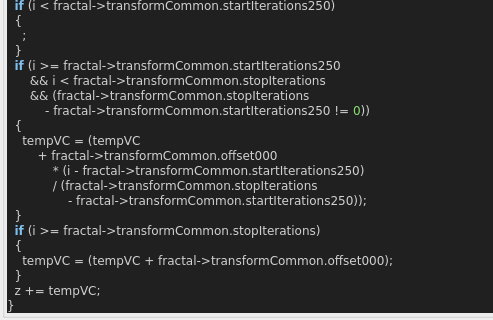
This is mandelbulber2/qt_data/fractal_transf_addition_constant_varyV1.ui in buddhi1980/mandelbulber2 as Qt 5 draws it before an edit; both pictures show x 0 to 493 and y 334 to 654 of the 701 by 654 pixel window. The edited form follows.
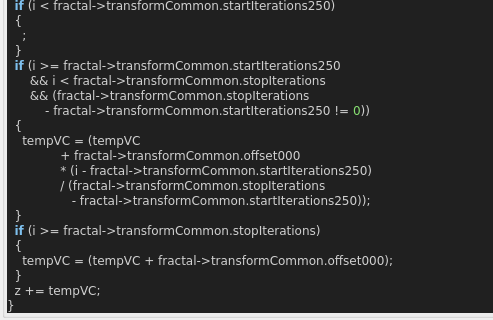
This is the edited form. Custom widgets are drawn as their Qt base class.

Commit message:
stripped code highlight output to body tag
 the surrounding part (HTML Tag and comment) contained version specific parts.
 Now only the body tag will be written to the ui file,
 so the complete output of populateUiInformation.php should be reproducable.

 Also readded broken symlinks in deploy/share/mandelbulber2

```diff
--- a/mandelbulber2/qt_data/fractal_transf_addition_constant_varyV1.ui
+++ b/mandelbulber2/qt_data/fractal_transf_addition_constant_varyV1.ui
@@ -516,14 +516,8 @@
          <string>&lt;p&gt;Adds c constant to z vector. C addition constant varies based on iteration parameters.&lt;/p&gt;&lt;table&gt;
 &lt;/table&gt;
 &lt;h3&gt;Code&lt;/h3&gt;
-&lt;!DOCTYPE HTML PUBLIC &quot;-//W3C//DTD HTML 4.0 Transitional//EN&quot;&gt;
-&lt;html&gt;
-&lt;head&gt;
-&lt;meta http-equiv=&quot;content-type&quot; content=&quot;text/html; charset=ISO-8859-1&quot;&gt;
-&lt;title&gt;Source file&lt;/title&gt;
-&lt;/head&gt;
 &lt;body style=&quot;background-color:#202020&quot;&gt;
-&lt;pre style=&quot;color:#d0d0d0; background-color:#202020;  font-family:'Courier New';&quot;&gt;&lt;span style=&quot;color:#f09479; font-weight:bold&quot;&gt;void&lt;/span&gt; &lt;span style=&quot;color:#e47eed&quot;&gt;TransformAdditionConstantVaryV1Iteration&lt;/span&gt;&lt;span style=&quot;color:#d0d0d0&quot;&gt;(&lt;/span&gt;CVector3 &lt;span style=&quot;color:#d0d0d0&quot;&gt;&amp;amp;&lt;/span&gt;z&lt;span style=&quot;color:#d0d0d0&quot;&gt;,&lt;/span&gt; &lt;span style=&quot;color:#f09479; font-weight:bold&quot;&gt;int&lt;/span&gt; i&lt;span style=&quot;color:#d0d0d0&quot;&gt;,&lt;/span&gt; &lt;span style=&quot;color:#f09479; font-weight:bold&quot;&gt;const&lt;/span&gt; cFractal &lt;span style=&quot;color:#d0d0d0&quot;&gt;*&lt;/span&gt;fractal&lt;span style=&quot;color:#d0d0d0&quot;&gt;)&lt;/span&gt;
+&lt;pre style=&quot;color:#d0d0d0; background-color:#202020;  font-family:'Courier New',monospace;&quot;&gt;&lt;span style=&quot;color:#f09479; font-weight:bold&quot;&gt;void&lt;/span&gt; &lt;span style=&quot;color:#e47eed&quot;&gt;TransformAdditionConstantVaryV1Iteration&lt;/span&gt;&lt;span style=&quot;color:#d0d0d0&quot;&gt;(&lt;/span&gt;CVector3 &lt;span style=&quot;color:#d0d0d0&quot;&gt;&amp;amp;&lt;/span&gt;z&lt;span style=&quot;color:#d0d0d0&quot;&gt;,&lt;/span&gt; &lt;span style=&quot;color:#f09479; font-weight:bold&quot;&gt;int&lt;/span&gt; i&lt;span style=&quot;color:#d0d0d0&quot;&gt;,&lt;/span&gt; &lt;span style=&quot;color:#f09479; font-weight:bold&quot;&gt;const&lt;/span&gt; cFractal &lt;span style=&quot;color:#d0d0d0&quot;&gt;*&lt;/span&gt;fractal&lt;span style=&quot;color:#d0d0d0&quot;&gt;)&lt;/span&gt;
 &lt;span style=&quot;color:#d0d0d0&quot;&gt;{&lt;/span&gt;
   CVector3 tempVC &lt;span style=&quot;color:#d0d0d0&quot;&gt;=&lt;/span&gt; fractal&lt;span style=&quot;color:#d0d0d0&quot;&gt;-&amp;gt;&lt;/span&gt;transformCommon&lt;span style=&quot;color:#d0d0d0&quot;&gt;.&lt;/span&gt;additionConstant000&lt;span style=&quot;color:#d0d0d0&quot;&gt;;&lt;/span&gt;   &lt;span style=&quot;color:#d0d0a0&quot;&gt;// constant to be varied&lt;/span&gt;
   &lt;span style=&quot;color:#7ec0ee; font-weight:bold&quot;&gt;if&lt;/span&gt; &lt;span style=&quot;color:#d0d0d0&quot;&gt;(&lt;/span&gt;i &lt;span style=&quot;color:#d0d0d0&quot;&gt;&amp;lt;&lt;/span&gt; fractal&lt;span style=&quot;color:#d0d0d0&quot;&gt;-&amp;gt;&lt;/span&gt;transformCommon&lt;span style=&quot;color:#d0d0d0&quot;&gt;.&lt;/span&gt;startIterations250&lt;span style=&quot;color:#d0d0d0&quot;&gt;)&lt;/span&gt;
@@ -536,10 +530,10 @@
           &lt;span style=&quot;color:#d0d0d0&quot;&gt;-&lt;/span&gt; fractal&lt;span style=&quot;color:#d0d0d0&quot;&gt;-&amp;gt;&lt;/span&gt;transformCommon&lt;span style=&quot;color:#d0d0d0&quot;&gt;.&lt;/span&gt;startIterations250 &lt;span style=&quot;color:#d0d0d0&quot;&gt;!=&lt;/span&gt; &lt;span style=&quot;color:#87df71&quot;&gt;0&lt;/span&gt;&lt;span style=&quot;color:#d0d0d0&quot;&gt;))&lt;/span&gt;
   &lt;span style=&quot;color:#d0d0d0&quot;&gt;{&lt;/span&gt;
     tempVC &lt;span style=&quot;color:#d0d0d0&quot;&gt;= (&lt;/span&gt;tempVC
-        &lt;span style=&quot;color:#d0d0d0&quot;&gt;+&lt;/span&gt; fractal&lt;span style=&quot;color:#d0d0d0&quot;&gt;-&amp;gt;&lt;/span&gt;transformCommon&lt;span style=&quot;color:#d0d0d0&quot;&gt;.&lt;/span&gt;offset000
-            &lt;span style=&quot;color:#d0d0d0&quot;&gt;* (&lt;/span&gt;i &lt;span style=&quot;color:#d0d0d0&quot;&gt;-&lt;/span&gt; fractal&lt;span style=&quot;color:#d0d0d0&quot;&gt;-&amp;gt;&lt;/span&gt;transformCommon&lt;span style=&quot;color:#d0d0d0&quot;&gt;.&lt;/span&gt;startIterations250&lt;span style=&quot;color:#d0d0d0&quot;&gt;)&lt;/span&gt;
-            &lt;span style=&quot;color:#d0d0d0&quot;&gt;/ (&lt;/span&gt;fractal&lt;span style=&quot;color:#d0d0d0&quot;&gt;-&amp;gt;&lt;/span&gt;transformCommon&lt;span style=&quot;color:#d0d0d0&quot;&gt;.&lt;/span&gt;stopIterations
-                &lt;span style=&quot;color:#d0d0d0&quot;&gt;-&lt;/span&gt; fractal&lt;span style=&quot;color:#d0d0d0&quot;&gt;-&amp;gt;&lt;/span&gt;transformCommon&lt;span style=&quot;color:#d0d0d0&quot;&gt;.&lt;/span&gt;startIterations250&lt;span style=&quot;color:#d0d0d0&quot;&gt;));&lt;/span&gt;
+              &lt;span style=&quot;color:#d0d0d0&quot;&gt;+&lt;/span&gt; fractal&lt;span style=&quot;color:#d0d0d0&quot;&gt;-&amp;gt;&lt;/span&gt;transformCommon&lt;span style=&quot;color:#d0d0d0&quot;&gt;.&lt;/span&gt;offset000
+              &lt;span style=&quot;color:#d0d0d0&quot;&gt;* (&lt;/span&gt;i &lt;span style=&quot;color:#d0d0d0&quot;&gt;-&lt;/span&gt; fractal&lt;span style=&quot;color:#d0d0d0&quot;&gt;-&amp;gt;&lt;/span&gt;transformCommon&lt;span style=&quot;color:#d0d0d0&quot;&gt;.&lt;/span&gt;startIterations250&lt;span style=&quot;color:#d0d0d0&quot;&gt;)&lt;/span&gt;
+              &lt;span style=&quot;color:#d0d0d0&quot;&gt;/ (&lt;/span&gt;fractal&lt;span style=&quot;color:#d0d0d0&quot;&gt;-&amp;gt;&lt;/span&gt;transformCommon&lt;span style=&quot;color:#d0d0d0&quot;&gt;.&lt;/span&gt;stopIterations
+                 &lt;span style=&quot;color:#d0d0d0&quot;&gt;-&lt;/span&gt; fractal&lt;span style=&quot;color:#d0d0d0&quot;&gt;-&amp;gt;&lt;/span&gt;transformCommon&lt;span style=&quot;color:#d0d0d0&quot;&gt;.&lt;/span&gt;startIterations250&lt;span style=&quot;color:#d0d0d0&quot;&gt;));&lt;/span&gt;
   &lt;span style=&quot;color:#d0d0d0&quot;&gt;}&lt;/span&gt;
   &lt;span style=&quot;color:#7ec0ee; font-weight:bold&quot;&gt;if&lt;/span&gt; &lt;span style=&quot;color:#d0d0d0&quot;&gt;(&lt;/span&gt;i &lt;span style=&quot;color:#d0d0d0&quot;&gt;&amp;gt;=&lt;/span&gt; fractal&lt;span style=&quot;color:#d0d0d0&quot;&gt;-&amp;gt;&lt;/span&gt;transformCommon&lt;span style=&quot;color:#d0d0d0&quot;&gt;.&lt;/span&gt;stopIterations&lt;span style=&quot;color:#d0d0d0&quot;&gt;)&lt;/span&gt;
   &lt;span style=&quot;color:#d0d0d0&quot;&gt;{&lt;/span&gt;
@@ -548,10 +542,7 @@
   z &lt;span style=&quot;color:#d0d0d0&quot;&gt;+=&lt;/span&gt; tempVC&lt;span style=&quot;color:#d0d0d0&quot;&gt;;&lt;/span&gt;
 &lt;span style=&quot;color:#d0d0d0&quot;&gt;}&lt;/span&gt;
 &lt;/pre&gt;
-&lt;/body&gt;
-&lt;/html&gt;
-&lt;!--HTML generated by highlight 3.9, http://www.andre-simon.de/--&gt;
-</string>
+&lt;/body&gt;</string>
         </property>
         <property name="wordWrap">
          <bool>true</bool>
```
The commit also changes 109 other files.
